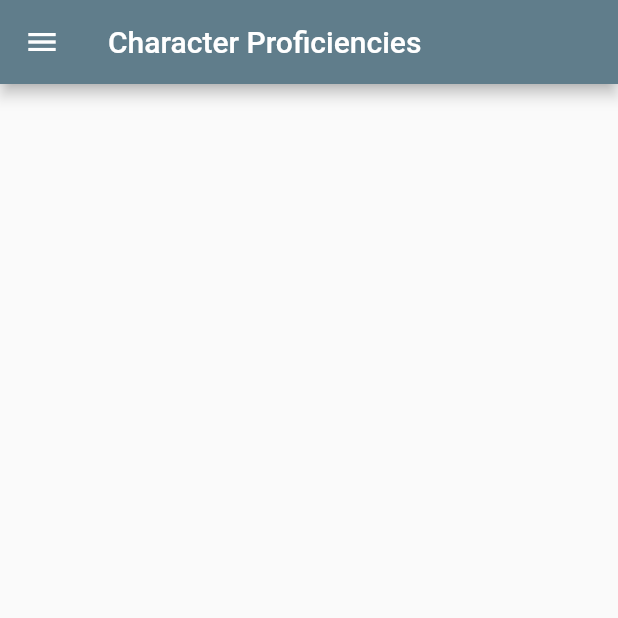
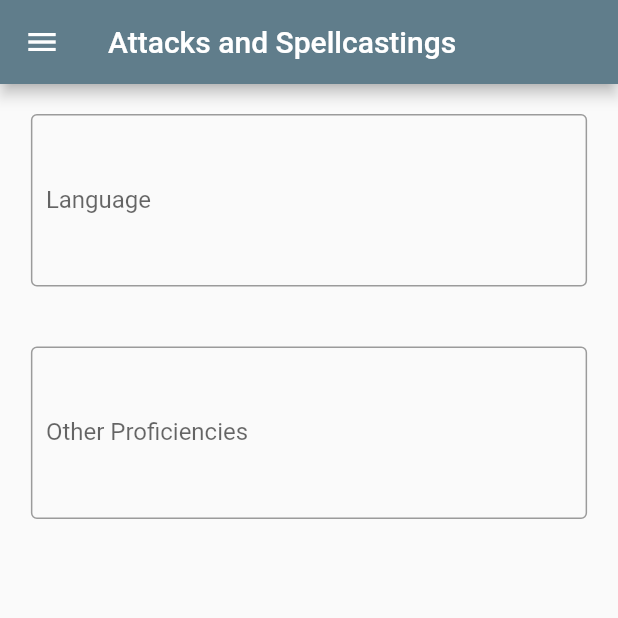
Before and after one commit to raymosaid/UASPromvis, a Flutter app: the ProficiencyPage screen opened directly, on a phone screen of 412 x 824 dp, the top half of it. Run offline on Flutter 3.47's test engine with Material 2 defaults, Android fonts, the phone set to English and light mode, and no system bars.

Commit message:
update proficiencies
tambah textfield language dan other proficiencies

```diff
--- a/lib/proficiency.dart
+++ b/lib/proficiency.dart
@@ -7,8 +7,7 @@ void main() {
   runApp(ScopedModel(
     model: MainModel(),
     child: MyApp(),
-  )
-  );
+  ));
 }
 
 class MyApp extends StatelessWidget {
@@ -22,20 +21,61 @@ class MyApp extends StatelessWidget {
 }
 
 class ProficiencyPage extends StatelessWidget {
-  TextEditingController AttackStats = TextEditingController();
+  TextEditingController Language = TextEditingController();
+  TextEditingController OtherProficiencies = TextEditingController();
 
   @override
   Widget build(BuildContext context) {
-
     return Scaffold(
       appBar: AppBar(
-        title: Text("Character Proficiencies"),
+        title: Text("Attacks and Spellcastings"),
       ),
       drawer: myDrawer(),
-      body: Center(
-        child: SizedBox(
-          width: MediaQuery.of(context).size.width * 0.8,
-        ),
+      body: Column(
+        children: [
+          Padding(
+            padding: EdgeInsets.all(20),
+            child: Row(
+              mainAxisAlignment: MainAxisAlignment.center,
+              children: [
+                SizedBox(
+                  width: MediaQuery.of(context).size.width * 0.9,
+                  child: TextField(
+                    maxLines: 5,
+                    decoration: InputDecoration(
+                      border: OutlineInputBorder(),
+                      contentPadding: EdgeInsets.all(10),
+                      labelText: 'Language',
+                    ),
+                    textAlign: TextAlign.left,
+                    controller: Language,
+                  ),
+                )
+              ],
+            ),
+          ),
+          Padding(
+            padding: EdgeInsets.all(20),
+            child: Row(
+              mainAxisAlignment: MainAxisAlignment.center,
+              children: [
+                SizedBox(
+                  width: MediaQuery.of(context).size.width * 0.9,
+                  child: TextField(
+                    maxLines: 5,
+                    decoration: InputDecoration(
+                      border: OutlineInputBorder(),
+                      contentPadding: EdgeInsets.all(10),
+                      labelText: 'Other Proficiencies',
+                    ),
+                    textAlign: TextAlign.left,
+                    controller: OtherProficiencies,
+                  ),
+                )
+              ],
+            ),
+          ),
+        ],
       ),
     );
   }
```
